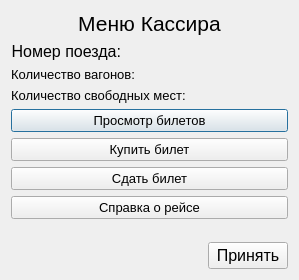
Before: the Qt Designer form dialog_menucashier.ui in zloysergunya/IS_Airport, drawn with Qt 5.
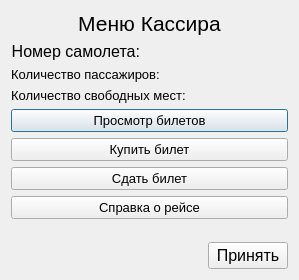
After: the same form once the commit is applied.

Patch:
```diff
--- a/dialog_menucashier.ui
+++ b/dialog_menucashier.ui
@@ -45,7 +45,7 @@
         </font>
        </property>
        <property name="text">
-        <string>Номер поезда:</string>
+        <string>Номер самолета:</string>
        </property>
        <property name="alignment">
         <set>Qt::AlignRight|Qt::AlignTrailing|Qt::AlignVCenter</set>
@@ -82,7 +82,7 @@
         </font>
        </property>
        <property name="text">
-        <string>Количество вагонов:</string>
+        <string>Количество пассажиров:</string>
        </property>
       </widget>
      </item>
```
Left out of the diff: 4 changed lines with no effect on the pictures.
